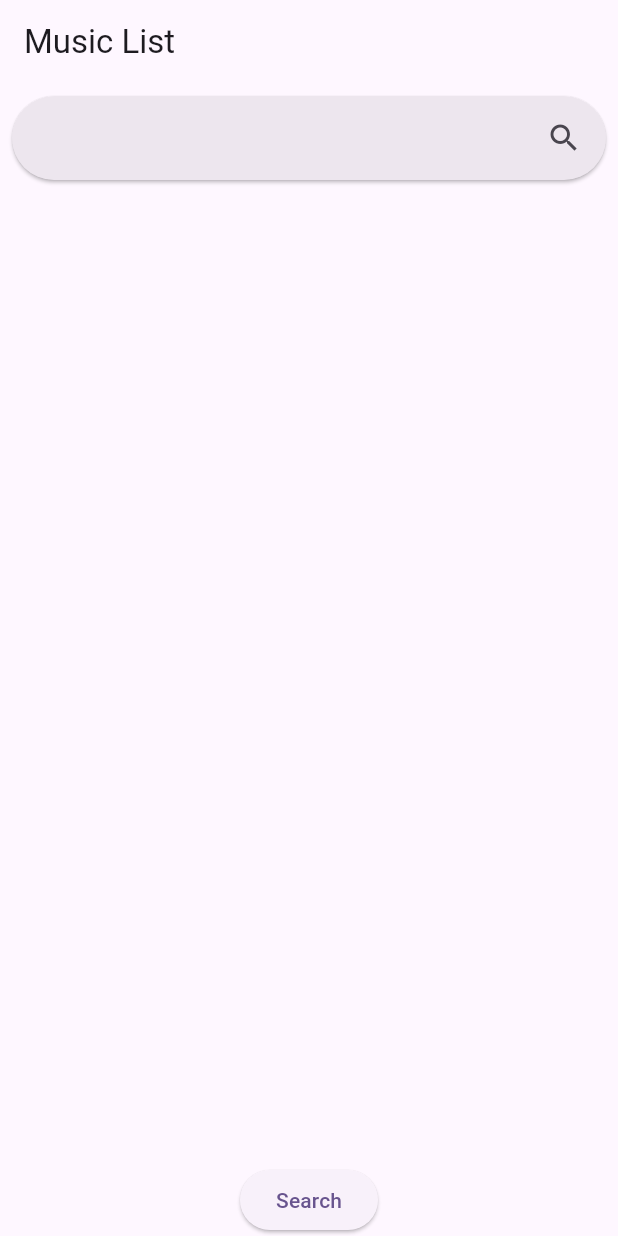
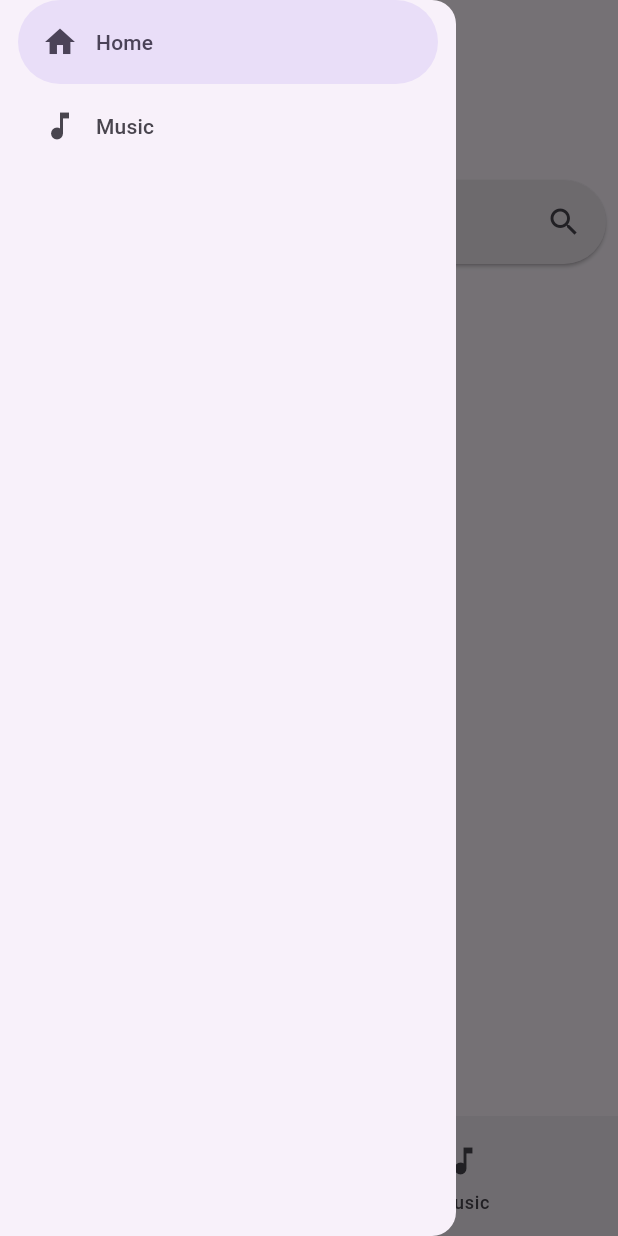
Before and after one commit to letscodewithkalyan/FlutterSamples, a Flutter app: the screen it shows after launch, with the side drawer open (before the commit the screen has no drawer), on a phone screen of 412 x 824 dp. Run offline on Flutter 3.47's test engine with Material 3 defaults, Android fonts, the phone set to English and light mode, and no system bars; our stand-ins replace shared_preferences, webview_flutter.

Commit message:
Working model

```diff
--- a/music_player/lib/main.dart
+++ b/music_player/lib/main.dart
@@ -1,6 +1,8 @@
 import 'package:flutter/material.dart';
+import 'package:music_player/flutter_web.dart';
 import 'package:music_player/navigator_key.dart';
 import 'package:music_player/viewmodels/musiclist_viewmodel.dart';
+import 'package:music_player/views/home_view.dart';
 import 'package:music_player/views/musiclist_view.dart';
 import 'package:music_player/views/widgets/loading_overlay.dart';
 import 'package:provider/provider.dart';
@@ -18,13 +20,16 @@ class MyApp extends StatelessWidget {
     return MultiProvider(
       providers: [ChangeNotifierProvider(create: (_) => MusicListViewModel())],
       child: MaterialApp(
+        debugShowCheckedModeBanner: false,
         navigatorKey: navigatorKey,
         title: 'Flutter Demo',
         theme: ThemeData(
           colorScheme: ColorScheme.fromSeed(seedColor: Colors.deepPurple),
           useMaterial3: true,
         ),
-          home: LoadingOverlay(child: MusicListView())),
+        //home: LoadingOverlay(child: MusicListView()),
+        home: LoadingOverlay(child: HomeView(currentIndex: 0)),
+      ),
     );
   }
 }
--- /dev/null
+++ b/music_player/lib/views/home_view.dart
@@ -0,0 +1,54 @@
+import 'package:flutter/material.dart';
+import 'package:music_player/views/artist_view.dart';
+import 'package:music_player/views/musiclist_view.dart';
+
+class HomeView extends StatefulWidget {
+  int currentIndex = 0;
+  HomeView({super.key, required this.currentIndex});
+  static const navigation = <NavigationDestination>[
+    NavigationDestination(icon: Icon(Icons.home), label: "Home"),
+    NavigationDestination(icon: Icon(Icons.music_note), label: "Music")
+  ];
+
+  @override
+  State<HomeView> createState() => _HomeViewState();
+}
+
+class _HomeViewState extends State<HomeView> {
+  int drawerIndex = 0;
+  final page = [const MusicListView(), const ArtisView()];
+  @override
+  Widget build(BuildContext context) {
+    return Scaffold(
+      appBar: AppBar(
+        title: Text(HomeView.navigation[drawerIndex].label),
+      ),
+      drawer: NavigationDrawer(
+        selectedIndex: drawerIndex,
+        onDestinationSelected: (value) => {
+          setState(() {
+            drawerIndex = value;
+          }),
+        },
+        children: const [
+          NavigationDrawerDestination(
+              icon: Icon(Icons.home), label: Text("Home")),
+          NavigationDrawerDestination(
+              icon: Icon(Icons.music_note), label: Text("Music"))
+        ],
+      ),
+      body: page[drawerIndex],
+      bottomNavigationBar: NavigationBarTheme(
+          data: const NavigationBarThemeData(indicatorColor: Colors.white),
+          child: NavigationBar(
+            destinations: HomeView.navigation,
+            selectedIndex: drawerIndex,
+            onDestinationSelected: (value) {
+              setState(() {
+                drawerIndex = value;
+              });
+            },
+          )),
+    );
+  }
+}
--- a/music_player/pubspec.yaml
+++ b/music_player/pubspec.yaml
@@ -36,6 +36,7 @@ dependencies:
   # The following adds the Cupertino Icons font to your application.
   # Use with the CupertinoIcons class for iOS style icons.
   cupertino_icons: ^1.0.2
+  webview_flutter: ^4.7.0
 
 dev_dependencies:
   flutter_test:
```
Also changed, not shown: music_player/lib/flutter_web.dart (added, +79 -0 lines), music_player/lib/views/artist_view.dart (added, +15 -0 lines), music_player/lib/views/login_view.dart (added, +23 -0 lines), music_player/lib/viewmodels/login_viewmodel.dart (added), music_player/pubspec.lock, 6 other files. Lines whose indentation alone changed are shown as unchanged.
